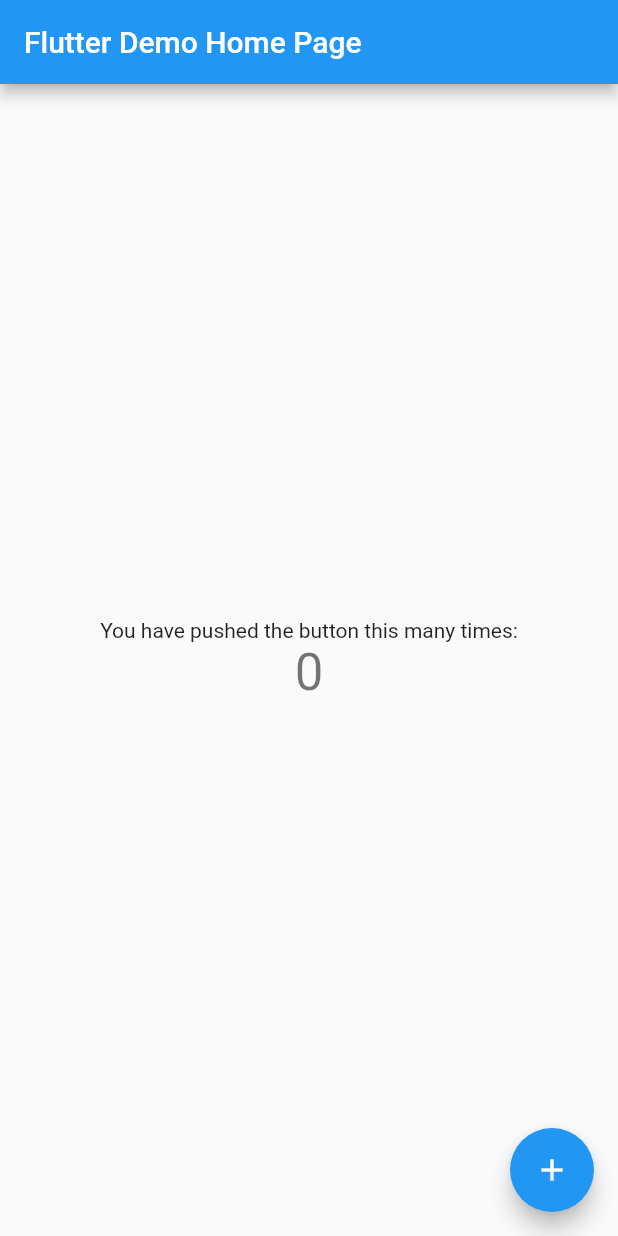
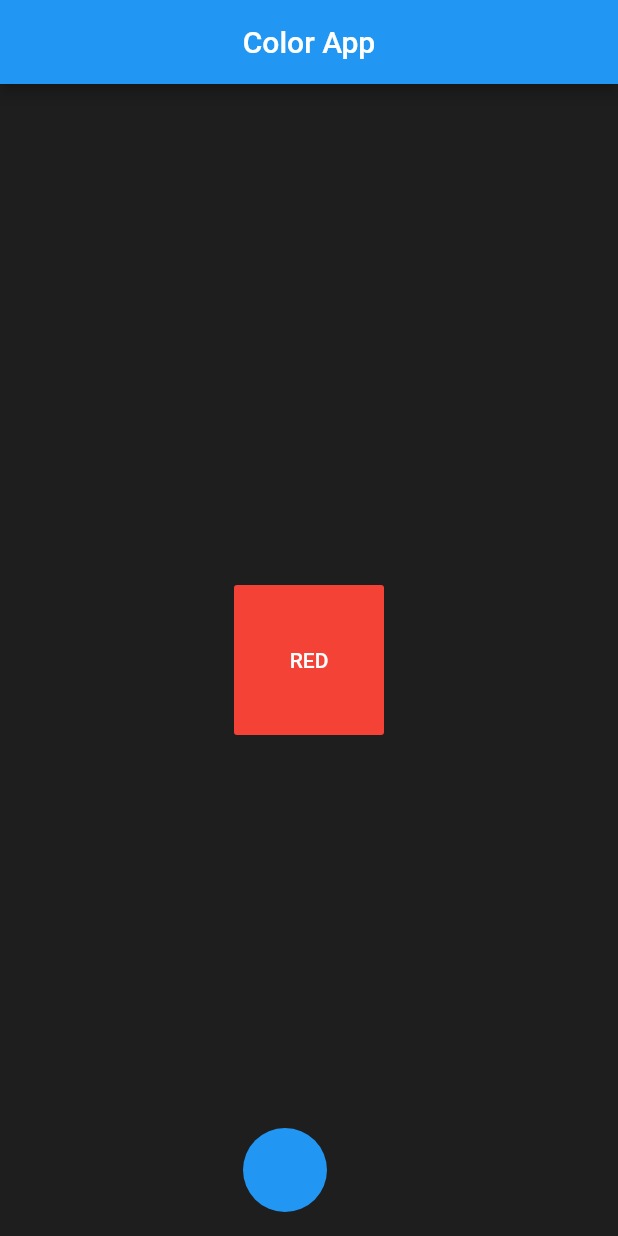
Before and after one commit to ViniciusPi/colors, a Flutter app: the screen it shows after launch, on a phone screen of 412 x 824 dp. Run offline on Flutter 3.47's test engine with Material 2 defaults, Android fonts, the phone set to English and light mode, and no system bars.

Commit message:
adding color reactivity

```diff
--- /dev/null
+++ b/lib/controllers/color_controller.dart
@@ -0,0 +1,5 @@
+import 'package:flutter/material.dart';
+
+funColor() {
+  return Colors.red;
+}
--- a/lib/main.dart
+++ b/lib/main.dart
@@ -1,115 +1,21 @@
+import 'package:change_colors/views/app_page.dart';
 import 'package:flutter/material.dart';
 
-void main() {
-  runApp(const MyApp());
+main() {
+  runApp(ColorApp());
 }
 
-class MyApp extends StatelessWidget {
-  const MyApp({Key? key}) : super(key: key);
+class ColorApp extends StatelessWidget {
+  const ColorApp({Key? key}) : super(key: key);
 
-  // This widget is the root of your application.
   @override
   Widget build(BuildContext context) {
     return MaterialApp(
-      title: 'Flutter Demo',
+      debugShowCheckedModeBanner: false,
+      home: AppLayout(),
       theme: ThemeData(
-        // This is the theme of your application.
-        //
-        // Try running your application with "flutter run". You'll see the
-        // application has a blue toolbar. Then, without quitting the app, try
-        // changing the primarySwatch below to Colors.green and then invoke
-        // "hot reload" (press "r" in the console where you ran "flutter run",
-        // or simply save your changes to "hot reload" in a Flutter IDE).
-        // Notice that the counter didn't reset back to zero; the application
-        // is not restarted.
         primarySwatch: Colors.blue,
       ),
-      home: const MyHomePage(title: 'Flutter Demo Home Page'),
     );
   }
 }
-
-class MyHomePage extends StatefulWidget {
-  const MyHomePage({Key? key, required this.title}) : super(key: key);
-
-  // This widget is the home page of your application. It is stateful, meaning
-  // that it has a State object (defined below) that contains fields that affect
-  // how it looks.
-
-  // This class is the configuration for the state. It holds the values (in this
-  // case the title) provided by the parent (in this case the App widget) and
-  // used by the build method of the State. Fields in a Widget subclass are
-  // always marked "final".
-
-  final String title;
-
-  @override
-  State<MyHomePage> createState() => _MyHomePageState();
-}
-
-class _MyHomePageState extends State<MyHomePage> {
-  int _counter = 0;
-
-  void _incrementCounter() {
-    setState(() {
-      // This call to setState tells the Flutter framework that something has
-      // changed in this State, which causes it to rerun the build method below
-      // so that the display can reflect the updated values. If we changed
-      // _counter without calling setState(), then the build method would not be
-      // called again, and so nothing would appear to happen.
-      _counter++;
-    });
-  }
-
-  @override
-  Widget build(BuildContext context) {
-    // This method is rerun every time setState is called, for instance as done
-    // by the _incrementCounter method above.
-    //
-    // The Flutter framework has been optimized to make rerunning build methods
-    // fast, so that you can just rebuild anything that needs updating rather
-    // than having to individually change instances of widgets.
-    return Scaffold(
-      appBar: AppBar(
-        // Here we take the value from the MyHomePage object that was created by
-        // the App.build method, and use it to set our appbar title.
-        title: Text(widget.title),
-      ),
-      body: Center(
-        // Center is a layout widget. It takes a single child and positions it
-        // in the middle of the parent.
-        child: Column(
-          // Column is also a layout widget. It takes a list of children and
-          // arranges them vertically. By default, it sizes itself to fit its
-          // children horizontally, and tries to be as tall as its parent.
-          //
-          // Invoke "debug painting" (press "p" in the console, choose the
-          // "Toggle Debug Paint" action from the Flutter Inspector in Android
-          // Studio, or the "Toggle Debug Paint" command in Visual Studio Code)
-          // to see the wireframe for each widget.
-          //
-          // Column has various properties to control how it sizes itself and
-          // how it positions its children. Here we use mainAxisAlignment to
-          // center the children vertically; the main axis here is the vertical
-          // axis because Columns are vertical (the cross axis would be
-          // horizontal).
-          mainAxisAlignment: MainAxisAlignment.center,
-          children: <Widget>[
-            const Text(
-              'You have pushed the button this many times:',
-            ),
-            Text(
-              '$_counter',
-              style: Theme.of(context).textTheme.headline4,
-            ),
-          ],
-        ),
-      ),
-      floatingActionButton: FloatingActionButton(
-        onPressed: _incrementCounter,
-        tooltip: 'Increment',
-        child: const Icon(Icons.add),
-      ), // This trailing comma makes auto-formatting nicer for build methods.
-    );
-  }
-}
--- /dev/null
+++ b/lib/views/app_page.dart
@@ -0,0 +1,32 @@
+import 'package:flutter/material.dart';
+
+import 'color_bottons.dart';
+
+class AppLayout extends StatefulWidget {
+  const AppLayout({Key? key}) : super(key: key);
+
+  @override
+  _AppLayoutState createState() => _AppLayoutState();
+}
+
+class _AppLayoutState extends State<AppLayout> {
+  @override
+  Widget build(BuildContext context) {
+    return Scaffold(
+      backgroundColor: Color(0xff1e1e1e),
+      appBar: AppBar(
+        title: Text("Color App"),
+        centerTitle: true,
+      ),
+      body: Bottons(),
+      floatingActionButton: Align(
+        alignment: AlignmentDirectional.bottomCenter,
+        child: Padding(
+          padding: const EdgeInsets.all(0.0),
+          child: FloatingActionButton(
+              tooltip: "botão", elevation: 0, onPressed: () {}),
+        ),
+      ),
+    );
+  }
+}
--- /dev/null
+++ b/lib/views/color_bottons.dart
@@ -0,0 +1,37 @@
+import 'package:flutter/material.dart';
+
+class Bottons extends StatefulWidget {
+  const Bottons({Key? key}) : super(key: key);
+
+  @override
+  _BottonsState createState() => _BottonsState();
+}
+
+class _BottonsState extends State<Bottons> {
+  @override
+  Widget build(BuildContext context) {
+    return Center(
+      child: Column(
+        mainAxisAlignment: MainAxisAlignment.center,
+        children: [
+          Padding(
+            padding: const EdgeInsets.all(8.0),
+            child: Container(
+              height: 100,
+              width: 100,
+              child: FlatButton(
+                height: 50,
+                onPressed: () {},
+                child: Text(
+                  'RED',
+                  style: TextStyle(color: Colors.white),
+                ),
+                color: Colors.red,
+              ),
+            ),
+          )
+        ],
+      ),
+    );
+  }
+}
```
Also changed, not shown: 1 other file.
